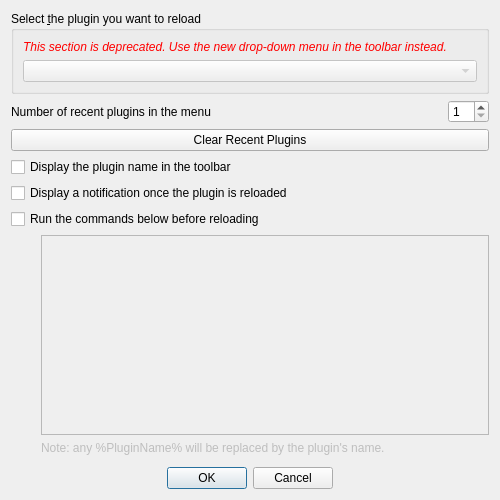
Before: the Qt Designer form ConfigurationDialogBase.ui in skavazza/plugin_reloader, drawn with Qt 5.
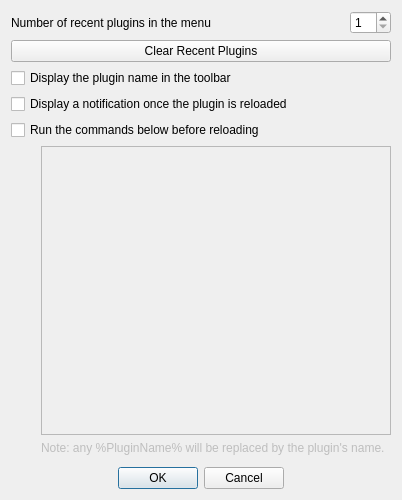
After: the same form once the commit is applied.

Patch:
```diff
--- a/ConfigurationDialogBase.ui
+++ b/ConfigurationDialogBase.ui
@@ -7,7 +7,7 @@
    <rect>
     <x>0</x>
     <y>0</y>
-    <width>500</width>
+    <width>402</width>
     <height>500</height>
    </rect>
   </property>
@@ -33,83 +33,27 @@
    <string/>
   </property>
   <layout class="QGridLayout" name="gridLayout">
-   <item row="7" column="0">
-    <widget class="QCheckBox" name="cbExtraCommands">
-     <property name="sizePolicy">
-      <sizepolicy hsizetype="Expanding" vsizetype="Fixed">
-       <horstretch>0</horstretch>
-       <verstretch>0</verstretch>
-      </sizepolicy>
+   <item row="14" column="0">
+    <widget class="QDialogButtonBox" name="buttonBox">
+     <property name="focusPolicy">
+      <enum>Qt::NoFocus</enum>
      </property>
-     <property name="toolTip">
-      <string>&lt;html&gt;&lt;head/&gt;&lt;body&gt;&lt;p&gt;QGIS will try to execute any commands typed here in a shell before reloading the plugin.&lt;/p&gt;
-&lt;p&gt;This can be useful, for example, if you need to copy the new source code into the QGIS plugins directory.&lt;/p&gt;&lt;/body&gt;&lt;/html&gt;</string>
+     <property name="standardButtons">
+      <set>QDialogButtonBox::Cancel|QDialogButtonBox::Ok</set>
      </property>
-     <property name="text">
-      <string>Run the commands below before reloading</string>
-     </property>
-    </widget>
-   </item>
-   <item row="6" column="0">
-    <widget class="QCheckBox" name="cbNotifications">
-     <property name="sizePolicy">
-      <sizepolicy hsizetype="Expanding" vsizetype="Fixed">
-       <horstretch>0</horstretch>
-       <verstretch>0</verstretch>
-      </sizepolicy>
-     </property>
-     <property name="toolTip">
-      <string>&lt;html&gt;&lt;head/&gt;&lt;body&gt;&lt;p&gt;Push a notification about the successful reload to the QGIS message bar.&lt;/p&gt;&lt;p&gt;&lt;span style=&quot; font-weight:600;&quot;&gt;Check this&lt;/span&gt;, if you like to be sure you reloaded the right plugin.&lt;/p&gt;&lt;p&gt;&lt;span style=&quot; font-weight:600;&quot;&gt;Uncheck this&lt;/span&gt;, if you hate trivial notifications covering error messages from the plugin.&lt;/p&gt;&lt;/body&gt;&lt;/html&gt;</string>
-     </property>
-     <property name="text">
-      <string>Display a notification once the plugin is reloaded</string>
+     <property name="centerButtons">
+      <bool>true</bool>
      </property>
     </widget>
    </item>
    <item row="2" column="0">
-    <layout class="QHBoxLayout" name="horizontalLayout">
-     <item>
-      <widget class="QLabel" name="label">
-       <property name="sizePolicy">
-        <sizepolicy hsizetype="Expanding" vsizetype="Preferred">
-         <horstretch>0</horstretch>
-         <verstretch>0</verstretch>
-        </sizepolicy>
-       </property>
-       <property name="toolTip">
-        <string>Maximum number of entries in the drop-down menu</string>
-       </property>
-       <property name="text">
-        <string>Number of recent plugins in the menu</string>
-       </property>
-      </widget>
-     </item>
-     <item>
-      <widget class="QSpinBox" name="sbRecentPluginsCount">
-       <property name="minimum">
-        <number>1</number>
-       </property>
-       <property name="maximum">
-        <number>32</number>
-       </property>
-       <property name="value">
-        <number>1</number>
-       </property>
-      </widget>
-     </item>
-    </layout>
-   </item>
-   <item row="4" column="0">
-    <widget class="QCheckBox" name="cbToolButtonText">
-     <property name="toolTip">
-      <string>Display description with the current plugin name beside the icon in the Plugin toolbar.</string>
-     </property>
+    <widget class="QPushButton" name="pushButton">
      <property name="text">
-      <string>Display the plugin name in the toolbar</string>
+      <string>Clear Recent Plugins</string>
      </property>
     </widget>
    </item>
-   <item row="9" column="0">
+   <item row="8" column="0">
     <layout class="QGridLayout" name="gridLayout_2">
      <property name="bottomMargin">
       <number>6</number>
@@ -156,69 +100,82 @@
      </item>
     </layout>
    </item>
-   <item row="1" column="0">
-    <widget class="QGroupBox" name="groupBox">
-     <property name="title">
-      <string>Select &amp;the plugin you want to reload</string>
+   <item row="6" column="0">
+    <widget class="QCheckBox" name="cbExtraCommands">
+     <property name="sizePolicy">
+      <sizepolicy hsizetype="Expanding" vsizetype="Fixed">
+       <horstretch>0</horstretch>
+       <verstretch>0</verstretch>
+      </sizepolicy>
      </property>
-     <layout class="QVBoxLayout" name="verticalLayout">
-      <item>
-       <widget class="QLabel" name="label_2">
-        <property name="text">
-         <string>&lt;html&gt;&lt;head/&gt;&lt;body&gt;&lt;p&gt;&lt;span style=&quot; font-style:italic;color:red&quot;&gt;
-This section is deprecated. Use the new drop-down menu in the toolbar instead.
-&lt;/span&gt;&lt;/p&gt;&lt;/body&gt;&lt;/html&gt;</string>
-        </property>
-        <property name="wordWrap">
-         <bool>true</bool>
-        </property>
-       </widget>
-      </item>
-      <item>
-       <widget class="QComboBox" name="comboPlugin">
-        <property name="enabled">
-         <bool>false</bool>
-        </property>
-        <property name="sizePolicy">
-         <sizepolicy hsizetype="Expanding" vsizetype="Fixed">
-          <horstretch>0</horstretch>
-          <verstretch>0</verstretch>
-         </sizepolicy>
-        </property>
-        <property name="minimumSize">
-         <size>
-          <width>220</width>
-          <height>0</height>
-         </size>
-        </property>
-        <property name="focusPolicy">
-         <enum>Qt::WheelFocus</enum>
-        </property>
-       </widget>
-      </item>
-     </layout>
+     <property name="toolTip">
+      <string>&lt;html&gt;&lt;head/&gt;&lt;body&gt;&lt;p&gt;QGIS will try to execute any commands typed here in a shell before reloading the plugin.&lt;/p&gt;
+&lt;p&gt;This can be useful, for example, if you need to copy the new source code into the QGIS plugins directory.&lt;/p&gt;&lt;/body&gt;&lt;/html&gt;</string>
+     </property>
+     <property name="text">
+      <string>Run the commands below before reloading</string>
+     </property>
     </widget>
    </item>
-   <item row="15" column="0">
-    <widget class="QDialogButtonBox" name="buttonBox">
-     <property name="focusPolicy">
-      <enum>Qt::NoFocus</enum>
+   <item row="5" column="0">
+    <widget class="QCheckBox" name="cbNotifications">
+     <property name="sizePolicy">
+      <sizepolicy hsizetype="Expanding" vsizetype="Fixed">
+       <horstretch>0</horstretch>
+       <verstretch>0</verstretch>
+      </sizepolicy>
      </property>
-     <property name="standardButtons">
-      <set>QDialogButtonBox::Cancel|QDialogButtonBox::Ok</set>
+     <property name="toolTip">
+      <string>&lt;html&gt;&lt;head/&gt;&lt;body&gt;&lt;p&gt;Push a notification about the successful reload to the QGIS message bar.&lt;/p&gt;&lt;p&gt;&lt;span style=&quot; font-weight:600;&quot;&gt;Check this&lt;/span&gt;, if you like to be sure you reloaded the right plugin.&lt;/p&gt;&lt;p&gt;&lt;span style=&quot; font-weight:600;&quot;&gt;Uncheck this&lt;/span&gt;, if you hate trivial notifications covering error messages from the plugin.&lt;/p&gt;&lt;/body&gt;&lt;/html&gt;</string>
      </property>
-     <property name="centerButtons">
-      <bool>true</bool>
+     <property name="text">
+      <string>Display a notification once the plugin is reloaded</string>
      </property>
     </widget>
    </item>
    <item row="3" column="0">
-    <widget class="QPushButton" name="pushButton">
+    <widget class="QCheckBox" name="cbToolButtonText">
+     <property name="toolTip">
+      <string>Display description with the current plugin name beside the icon in the Plugin toolbar.</string>
+     </property>
      <property name="text">
-      <string>Clear Recent Plugins</string>
+      <string>Display the plugin name in the toolbar</string>
      </property>
     </widget>
    </item>
+   <item row="1" column="0">
+    <layout class="QHBoxLayout" name="horizontalLayout">
+     <item>
+      <widget class="QLabel" name="label">
+       <property name="sizePolicy">
+        <sizepolicy hsizetype="Expanding" vsizetype="Preferred">
+         <horstretch>0</horstretch>
+         <verstretch>0</verstretch>
+        </sizepolicy>
+       </property>
+       <property name="toolTip">
+        <string>Maximum number of entries in the drop-down menu</string>
+       </property>
+       <property name="text">
+        <string>Number of recent plugins in the menu</string>
+       </property>
+      </widget>
+     </item>
+     <item>
+      <widget class="QSpinBox" name="sbRecentPluginsCount">
+       <property name="minimum">
+        <number>1</number>
+       </property>
+       <property name="maximum">
+        <number>32</number>
+       </property>
+       <property name="value">
+        <number>1</number>
+       </property>
+      </widget>
+     </item>
+    </layout>
+   </item>
   </layout>
  </widget>
  <tabstops>
```
Left out of the diff: 1 changed line with no effect on the pictures.
